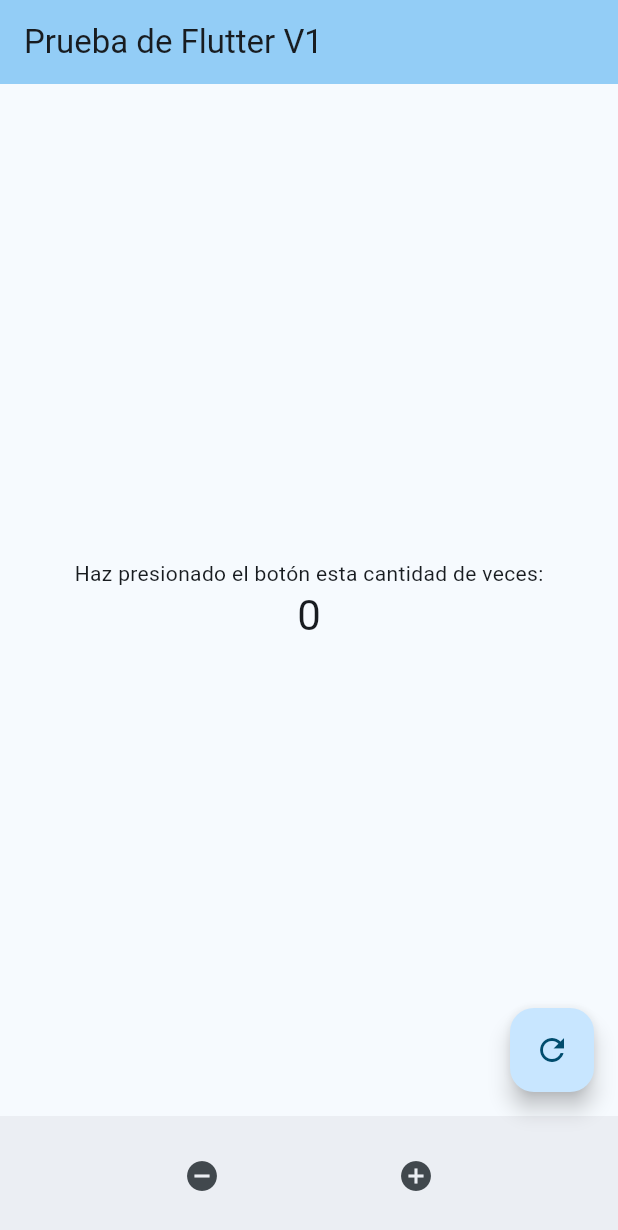
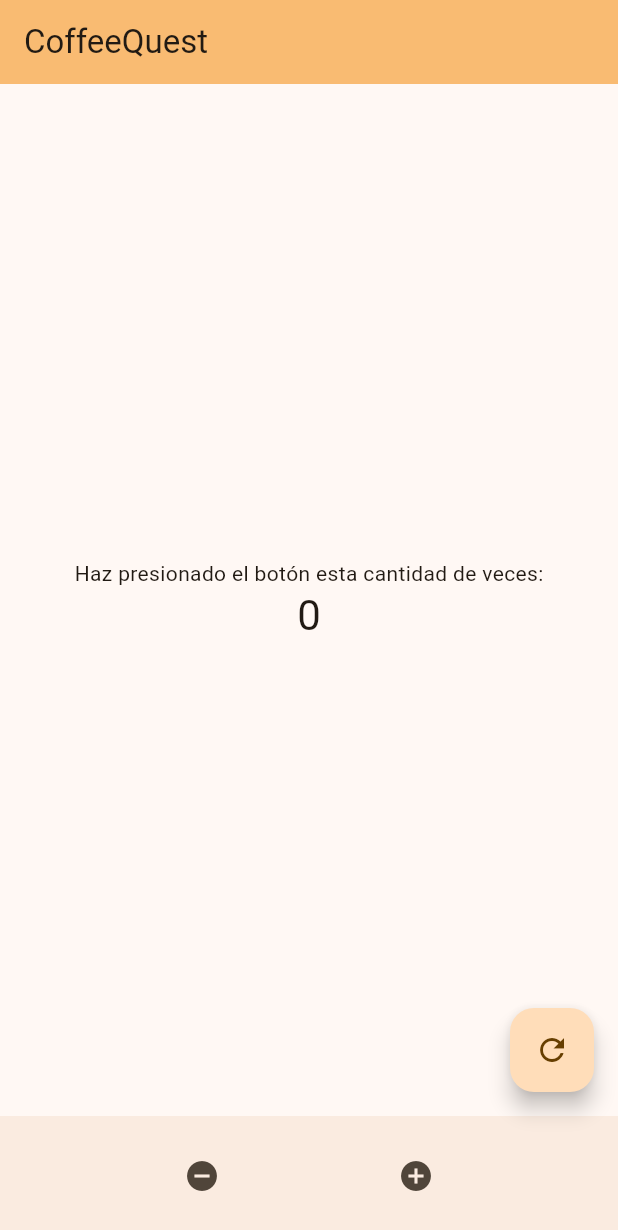
Before and after one commit to RigxorZero/3479A321_2022479012, a Flutter app: the screen it shows after launch, on a phone screen of 412 x 824 dp. Shown: the top 1230 px of the screen. Run offline on Flutter 3.47's test engine with Material 3 defaults, Android fonts, the light colour scheme and no system bars.

Commit message:
Update para migracion
Migrare a un repositorio unico

```diff
--- a/dm_laboratorio_uno/lib/main.dart
+++ b/dm_laboratorio_uno/lib/main.dart
@@ -10,12 +10,12 @@
   @override
   Widget build(BuildContext context) {
     return MaterialApp(
-      title: 'Flutter Demo',
+      title: 'CoffeeQuest',
       theme: ThemeData(
-        colorScheme: ColorScheme.fromSeed(seedColor: const Color.fromARGB(255, 9, 89, 126)),
+        colorScheme: ColorScheme.fromSeed(seedColor: const Color.fromARGB(255, 164, 129, 90)),
         useMaterial3: true,
       ),
-      home: const MyHomePage(title: 'Prueba de Flutter V1'),
+      home: const MyHomePage(title: 'CoffeeQuest'),
     );
   }
 }
```
